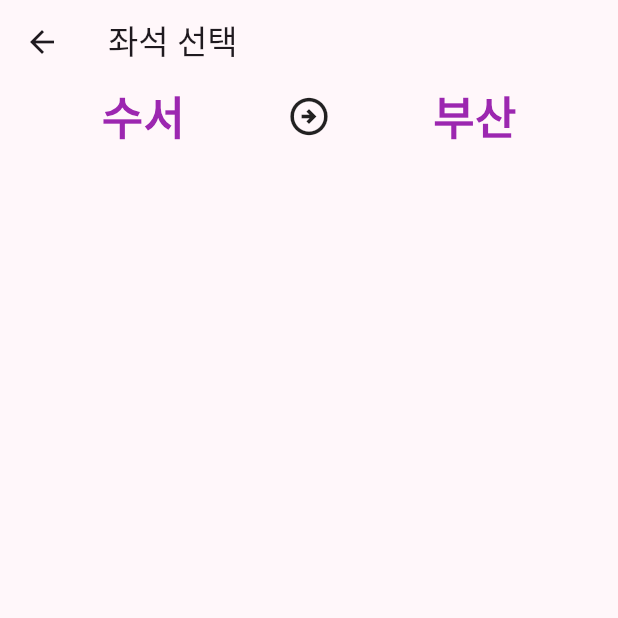
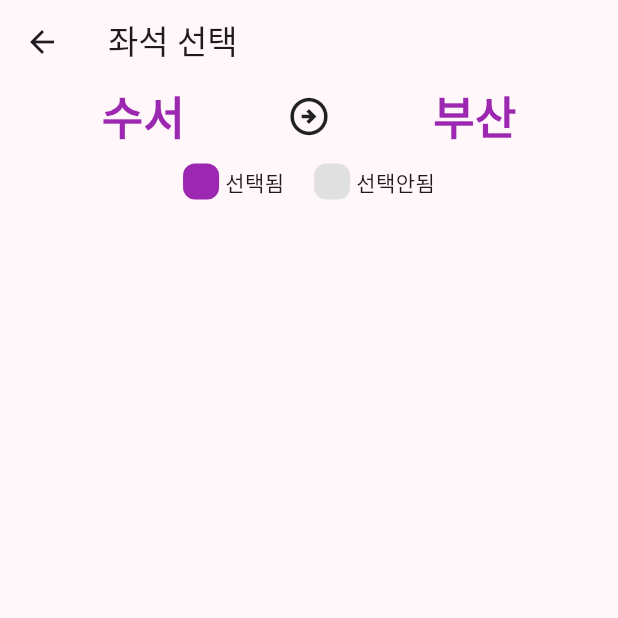
Before and after one commit to idikim/flutter_train_app, a Flutter app: the SeatPage screen opened directly, on a phone screen of 412 x 824 dp, the top half of it. Run offline on Flutter 3.47's test engine with Material 3 defaults, Android fonts, the phone set to English and light mode, and no system bars.

Commit message:
좌석상태박스 완성

```diff
--- a/lib/main.dart
+++ b/lib/main.dart
@@ -1,5 +1,6 @@
 import 'package:flutter/material.dart';
 import 'package:flutter_train_app/pages/home_page.dart';
+import 'package:flutter_train_app/pages/seat_page.dart';
 import 'package:flutter_train_app/pages/station_list_page.dart';
 import 'package:flutter_train_app/theme.dart';
 
--- a/lib/pages/seat_page.dart
+++ b/lib/pages/seat_page.dart
@@ -9,9 +9,9 @@ class SeatPage extends StatelessWidget {
       appBar: AppBar(
         title: const Text('좌석 선택'),
       ),
-      body: const Column(
+      body: Column(
         children: [
-          Row(
+          const Row(
             mainAxisAlignment: MainAxisAlignment.spaceEvenly,
             children: [
               Text(
@@ -32,7 +32,39 @@ class SeatPage extends StatelessWidget {
                       fontWeight: FontWeight.bold))
             ],
           ),
-          Row()
+          Padding(
+            padding: const EdgeInsets.symmetric(vertical: 10),
+            child: Row(
+              mainAxisAlignment: MainAxisAlignment.center,
+              children: [
+                // 첫 번째 상자
+                Container(
+                    decoration: ShapeDecoration(
+                        color: Colors.purple,
+                        shape: RoundedRectangleBorder(
+                            borderRadius: BorderRadius.circular(8))),
+                    width: 24,
+                    height: 24),
+
+                // 첫 번째 글자
+                const SizedBox(width: 4),
+                const Text('선택됨'),
+                // 여백
+                const SizedBox(width: 20),
+                // 두 번째 상자
+                Container(
+                    decoration: ShapeDecoration(
+                        color: Colors.grey[300],
+                        shape: RoundedRectangleBorder(
+                            borderRadius: BorderRadius.circular(8))),
+                    width: 24,
+                    height: 24),
+                // 두 번째 글자
+                const SizedBox(width: 4),
+                const Text('선택안됨'),
+              ],
+            ),
+          )
         ],
       ),
     );
```
